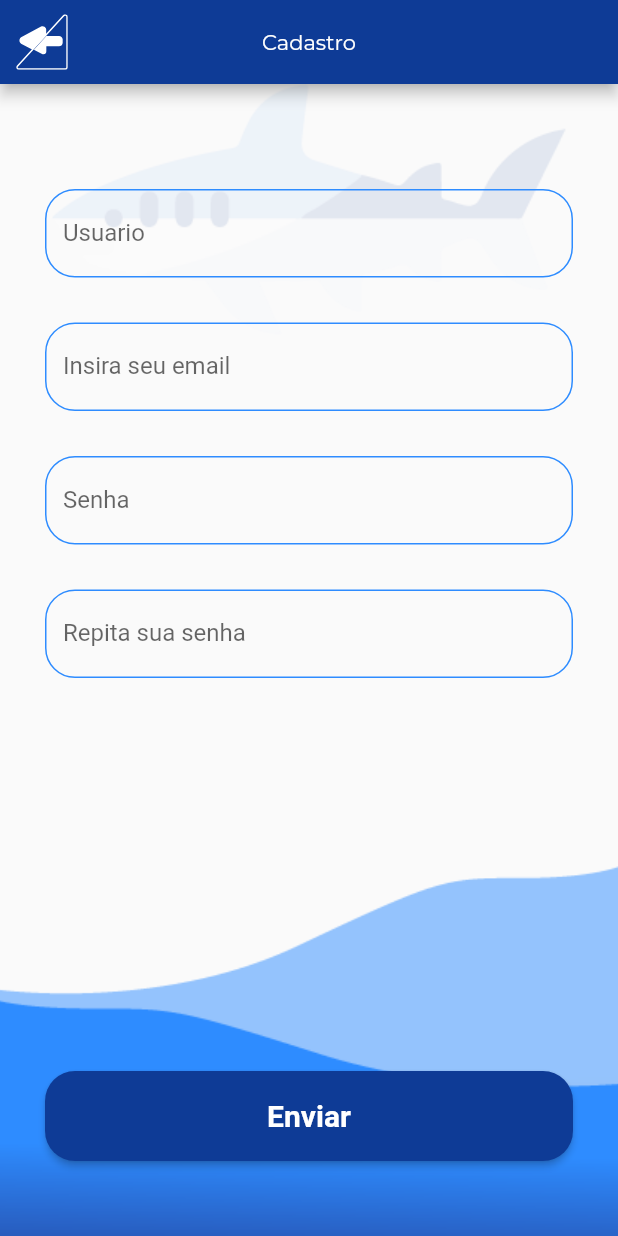
After one commit to CangianiJr/salubre, a Flutter app: the screen it shows after launch, after a tap on "Faça seu cadastro", on a phone screen of 412 x 824 dp. The commit adds this screen. Run offline on Flutter 3.47's test engine with Material 2 defaults, Android fonts, the phone set to English and light mode, and no system bars; our stand-ins replace flutter_svg, google_fonts.

Commit message:
- Adicionado tela de criação de usuário e adicionado plugin do google fonts

```diff
--- a/lib/src/constants/colors_constant.dart
+++ b/lib/src/constants/colors_constant.dart
@@ -1,4 +1,4 @@
-import 'package:flutter/cupertino.dart';
+import 'package:flutter/material.dart';
 
 class ColorsConstant {
   static const Color blue = Color.fromRGBO(46, 140, 255, 1);
--- /dev/null
+++ b/lib/src/controllers/usuario_controller.dart
@@ -0,0 +1,5 @@
+import 'package:salubre/src/models/usuario_model.dart';
+
+class UsuarioController {
+  incluir(UsuarioModel usuario) {}
+}
--- /dev/null
+++ b/lib/src/models/usuario_model.dart
@@ -0,0 +1 @@
+class UsuarioModel {}
--- /dev/null
+++ b/lib/src/screens/home/home_page.dart
@@ -0,0 +1,13 @@
+import 'package:flutter/cupertino.dart';
+import 'package:flutter/src/foundation/key.dart';
+import 'package:flutter/src/widgets/framework.dart';
+import 'package:salubre/src/screens/shared/layout_component.dart';
+
+class HomePage extends StatelessWidget {
+  const HomePage({Key? key}) : super(key: key);
+
+  @override
+  Widget build(BuildContext context) {
+    return LayoutComponent(body: Text("home"));
+  }
+}
--- a/lib/src/screens/login/login_index_page.dart
+++ b/lib/src/screens/login/login_index_page.dart
@@ -1,5 +1,6 @@
 import 'package:flutter/material.dart';
 import 'package:flutter_svg/flutter_svg.dart';
+import 'package:google_fonts/google_fonts.dart';
 import 'package:salubre/src/constants/colors_constant.dart';
 import 'package:salubre/src/screens/login/login_logar_page.dart';
 import 'package:salubre/src/screens/usuario/usuario_cadastro_page.dart';
@@ -28,11 +29,11 @@ class LoginIndexPage extends StatelessWidget {
                   margin: const EdgeInsets.symmetric(horizontal: 20),
                   child: Column(
                     children: [
-                      const Padding(
-                        padding: EdgeInsets.only(bottom: 10),
+                      Padding(
+                        padding: const EdgeInsets.only(bottom: 10),
                         child: Text(
                           "Já possuo conta",
-                          style: TextStyle(
+                          style: GoogleFonts.montserrat(
                               color: ColorsConstant.strongBlue, fontSize: 20),
                         ),
                       ),
@@ -50,9 +51,9 @@ class LoginIndexPage extends StatelessWidget {
                             return const LoginLogarPage();
                           }));
                         },
-                        child: const Text(
+                        child: Text(
                           "Faça seu login",
-                          style: TextStyle(
+                          style: GoogleFonts.montserrat(
                             fontWeight: FontWeight.bold,
                             fontSize: 20,
                           ),
@@ -66,11 +67,11 @@ class LoginIndexPage extends StatelessWidget {
                   margin: const EdgeInsets.symmetric(horizontal: 20),
                   child: Column(
                     children: [
-                      const Padding(
-                        padding: EdgeInsets.only(bottom: 10),
+                      Padding(
+                        padding: const EdgeInsets.only(bottom: 10),
                         child: Text(
                           "Sou novo",
-                          style: TextStyle(
+                          style: GoogleFonts.montserrat(
                             color: ColorsConstant.strongBlue,
                             fontSize: 20,
                           ),
@@ -89,9 +90,9 @@ class LoginIndexPage extends StatelessWidget {
                             return const UsuarioCadastroPage();
                           }));
                         },
-                        child: const Text(
+                        child: Text(
                           "Faça seu cadastro",
-                          style: TextStyle(
+                          style: GoogleFonts.montserrat(
                             fontWeight: FontWeight.bold,
                             fontSize: 20,
                           ),
--- /dev/null
+++ b/lib/src/screens/login/login_logar_page.dart
@@ -0,0 +1,26 @@
+import 'package:flutter/material.dart';
+import 'package:salubre/src/screens/home/home_page.dart';
+import 'package:salubre/src/screens/shared/layout_component.dart';
+
+class LoginLogarPage extends StatelessWidget {
+  const LoginLogarPage({Key? key}) : super(key: key);
+
+  @override
+  Widget build(BuildContext context) {
+    final GlobalKey<FormState> _formLogar = GlobalKey<FormState>();
+
+    _logar() {
+      if (_formLogar.currentState!.validate()) {
+        Navigator.push(context, MaterialPageRoute(builder: (context) {
+          return const HomePage();
+        }));
+      }
+    }
+
+    return LayoutComponent(
+      title: "Acesse",
+      showButtonHome: false,
+      body: Text("Logar"),
+    );
+  }
+}
--- /dev/null
+++ b/lib/src/screens/shared/layout_component.dart
@@ -0,0 +1,62 @@
+import 'package:flutter/material.dart';
+import 'package:flutter_svg/flutter_svg.dart';
+import 'package:google_fonts/google_fonts.dart';
+import 'package:salubre/src/constants/colors_constant.dart';
+
+class LayoutComponent extends StatefulWidget {
+  const LayoutComponent({
+    Key? key,
+    required this.body,
+    this.title,
+    this.showFloatingActionButton = true,
+    this.showButtonHome = true,
+  }) : super(key: key);
+  final Widget body;
+  final String? title;
+  final bool showFloatingActionButton;
+  final bool showButtonHome;
+
+  @override
+  State<LayoutComponent> createState() => _LayoutComponentState();
+}
+
+class _LayoutComponentState extends State<LayoutComponent> {
+  @override
+  Widget build(BuildContext context) {
+    return Scaffold(
+      appBar: AppBar(
+        title: widget.title != null ? Text(widget.title!) : null,
+        titleTextStyle: GoogleFonts.montserrat(),
+        centerTitle: true,
+        backgroundColor: ColorsConstant.strongBlue,
+        leading: IconButton(
+          icon: SvgPicture.asset("assets/images/ícone-seta-voltar-branca.svg"),
+          onPressed: () {
+            Navigator.pop(context);
+          },
+        ),
+        actions: widget.showButtonHome
+            ? [
+                Padding(
+                  padding: const EdgeInsets.only(right: 10),
+                  child: IconButton(
+                    icon: SvgPicture.asset(
+                      "assets/images/home-menu-bar.svg",
+                      width: 50,
+                    ),
+                    onPressed: () {},
+                  ),
+                ),
+              ]
+            : null,
+      ),
+      body: widget.body,
+      floatingActionButton: widget.showFloatingActionButton
+          ? FloatingActionButton(
+              child: SvgPicture.asset("assets/images/menu.svg"),
+              onPressed: () {},
+            )
+          : null,
+    );
+  }
+}
--- /dev/null
+++ b/lib/src/screens/usuario/usuario_cadastro_page.dart
@@ -0,0 +1,179 @@
+import 'package:flutter/material.dart';
+import 'package:salubre/src/constants/colors_constant.dart';
+import 'package:salubre/src/screens/login/login_logar_page.dart';
+import 'package:salubre/src/screens/shared/layout_component.dart';
+
+class UsuarioCadastroPage extends StatefulWidget {
+  const UsuarioCadastroPage({Key? key}) : super(key: key);
+
+  @override
+  State<UsuarioCadastroPage> createState() => _UsuarioCadastroPageState();
+}
+
+class _UsuarioCadastroPageState extends State<UsuarioCadastroPage> {
+  @override
+  Widget build(BuildContext context) {
+    final GlobalKey<FormState> _formCadastro = GlobalKey<FormState>();
+    TextEditingController campoUsuario = TextEditingController();
+    TextEditingController campoEmail = TextEditingController();
+    TextEditingController campoSenha = TextEditingController();
+    TextEditingController campoRepetirSenha = TextEditingController();
+
+    _enviar() {
+      if (_formCadastro.currentState!.validate()) {
+        Navigator.push(context, MaterialPageRoute(builder: (context) {
+          return const LoginLogarPage();
+        }));
+      }
+    }
+
+    return LayoutComponent(
+      title: "Cadastro",
+      showButtonHome: false,
+      body: Stack(
+        children: [
+          Image.asset(
+            'assets/images/Background-azul-3.png',
+            alignment: Alignment.center,
+            width: MediaQuery.of(context).size.width,
+            height: MediaQuery.of(context).size.height,
+            fit: BoxFit.cover,
+          ),
+          Padding(
+            padding: const EdgeInsets.fromLTRB(30, 70, 30, 50),
+            child: Column(
+              mainAxisAlignment: MainAxisAlignment.spaceBetween,
+              children: [
+                Form(
+                  key: _formCadastro,
+                  child: Column(
+                    children: [
+                      TextFormField(
+                        controller: campoUsuario,
+                        decoration: const InputDecoration(
+                          border: OutlineInputBorder(
+                            borderRadius:
+                                BorderRadius.all(Radius.circular(20.0)),
+                            borderSide: BorderSide(color: ColorsConstant.blue),
+                          ),
+                          enabledBorder: OutlineInputBorder(
+                            borderRadius:
+                                BorderRadius.all(Radius.circular(20.0)),
+                            borderSide: BorderSide(color: ColorsConstant.blue),
+                          ),
+                          labelText: "Usuario",
+                        ),
+                        validator: (value) {
+                          if (value == null || value == "") {
+                            return "O usuário é obrigatório";
+                          }
+                          return null;
+                        },
+                        textInputAction: TextInputAction.next,
+                      ),
+                      const SizedBox(height: 30),
+                      TextFormField(
+                        controller: campoEmail,
+                        decoration: const InputDecoration(
+                          border: OutlineInputBorder(
+                            borderRadius:
+                                BorderRadius.all(Radius.circular(20.0)),
+                            borderSide: BorderSide(color: ColorsConstant.blue),
+                          ),
+                          enabledBorder: OutlineInputBorder(
+                            borderRadius:
+                                BorderRadius.all(Radius.circular(20.0)),
+                            borderSide: BorderSide(color: ColorsConstant.blue),
+                          ),
+                          labelText: "Insira seu email",
+                        ),
+                        validator: (value) {
+                          if (value == null || value == "") {
+                            return "O email é obrigatório";
+                          }
+                          return null;
+                        },
+                        textInputAction: TextInputAction.next,
+                        keyboardType: TextInputType.emailAddress,
+                      ),
+                      const SizedBox(height: 30),
+                      TextFormField(
+                        controller: campoSenha,
+                        obscureText: true,
+                        decoration: const InputDecoration(
+                          border: OutlineInputBorder(
+                            borderRadius:
+                                BorderRadius.all(Radius.circular(20.0)),
+                            borderSide: BorderSide(color: ColorsConstant.blue),
+                          ),
+                          enabledBorder: OutlineInputBorder(
+                            borderRadius:
+                                BorderRadius.all(Radius.circular(20.0)),
+                            borderSide: BorderSide(color: ColorsConstant.blue),
+                          ),
+                          labelText: "Senha",
+                        ),
+                        validator: (value) {
+                          if (value == null || value == "") {
+                            return "A senha é obrigatório";
+                          }
+                          return null;
+                        },
+                        textInputAction: TextInputAction.next,
+                      ),
+                      const SizedBox(height: 30),
+                      TextFormField(
+                        controller: campoRepetirSenha,
+                        obscureText: true,
+                        decoration: const InputDecoration(
+                          border: OutlineInputBorder(
+                            borderRadius:
+                                BorderRadius.all(Radius.circular(20.0)),
+                            borderSide: BorderSide(color: ColorsConstant.blue),
+                          ),
+                          enabledBorder: OutlineInputBorder(
+                            borderRadius:
+                                BorderRadius.all(Radius.circular(20.0)),
+                            borderSide: BorderSide(color: ColorsConstant.blue),
+                          ),
+                          labelText: "Repita sua senha",
+                        ),
+                        validator: (value) {
+                          if (value == null || value == "") {
+                            return "A repição de senha é obrigatório";
+                          }
+                          return null;
+                        },
+                        textInputAction: TextInputAction.done,
+                      ),
+                    ],
+                  ),
+                ),
+                ElevatedButton(
+                  style: ElevatedButton.styleFrom(
+                    minimumSize: const Size.fromHeight(60),
+                    primary: ColorsConstant.strongBlue,
+                    shape: RoundedRectangleBorder(
+                      borderRadius: BorderRadius.circular(20),
+                    ),
+                  ),
+                  onPressed: () {
+                    _enviar();
+                  },
+                  child: const Text(
+                    "Enviar",
+                    style: TextStyle(
+                      fontWeight: FontWeight.bold,
+                      fontSize: 20,
+                    ),
+                  ),
+                ),
+              ],
+            ),
+          ),
+        ],
+      ),
+      showFloatingActionButton: false,
+    );
+  }
+}
--- a/pubspec.yaml
+++ b/pubspec.yaml
@@ -30,6 +30,7 @@ dependencies:
   flutter:
     sdk: flutter
   flutter_svg: ^1.1.1+1
+  google_fonts: ^3.0.1
 
 
   # The following adds the Cupertino Icons font to your application.
```
Also changed, not shown: assets/images/Background-azul-2.png (added), assets/images/Background-azul-3.png (added), 2 other files.
